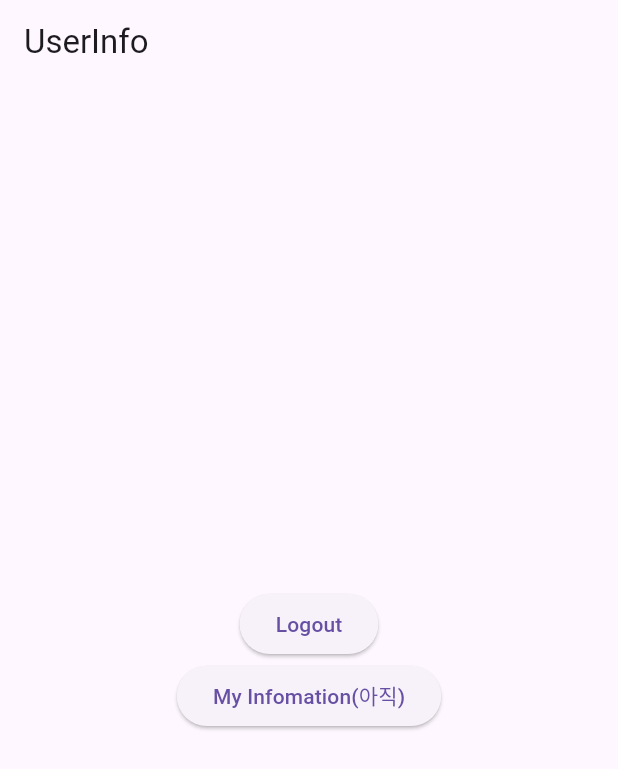
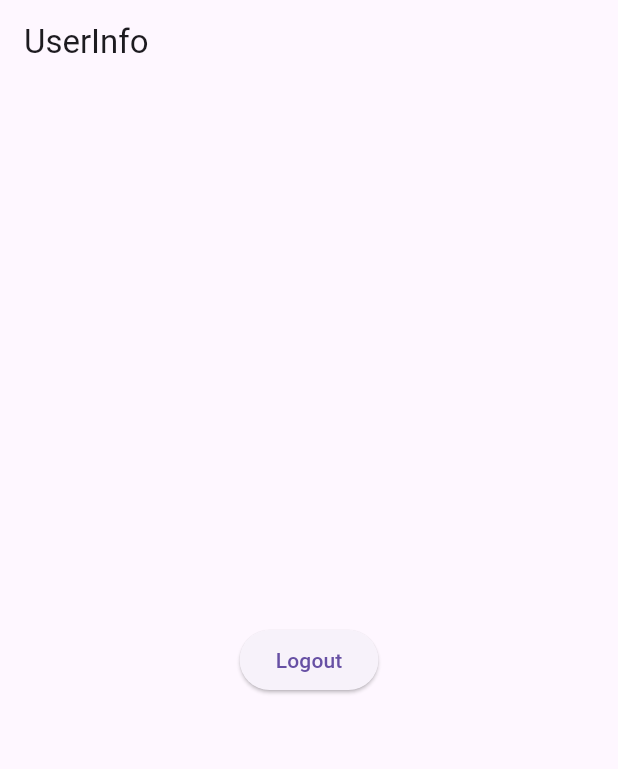
Before and after one commit to Tmfprl/is_app, a Flutter app: the SettingsScreen screen opened directly, on a phone screen of 412 x 824 dp. Shown: the top 769 px of the screen. Run offline on Flutter 3.47's test engine with Material 3 defaults, Android fonts, the phone set to English and light mode, and no system bars; our stand-ins replace flutter_secure_storage, image_cropper, image_picker; missing offline and left inert: mysql_client; accounts and stored records are empty.

```diff
--- a/lib/config/settings_screen.dart
+++ b/lib/config/settings_screen.dart
@@ -33,10 +33,6 @@ class SettingsScreen extends StatelessWidget {
                 onPressed: () => _logout(context),
                 child: Text('Logout'),
               ),
-              ElevatedButton(
-                onPressed: () => _logout(context),
-                child: Text('My Infomation(아직)'),
-              ),
             ],
           ),
         ),
--- a/lib/imageModule.dart
+++ b/lib/imageModule.dart
@@ -155,7 +155,7 @@ class _CameraPageState extends State<CameraPage> {
   // 성분 텍스트를 처리하는 함수
   void _processExtractedText(String tableName, String columnName) {
     // 필터링할 단어 목록 정의 (제거하고자 하는 단어들)
-    List<String> wordsToExclude = ['전성분', '보존제', '기타물질', '양쪽성이온계', '음이온계'];
+    List<String> wordsToExclude = ['전성분', '보존제', '기타물질', '양쪽성이온계', '음이온계', '사용방법'];
 
     // "전성분"과 다른 불필요한 단어들을 제거
     String cleanedText = extractedText ?? '';
```
Also changed, not shown: lib/memu.dart (+12 -12 lines), lib/userAllergyData.dart (+6 -3 lines), pubspec.lock.
